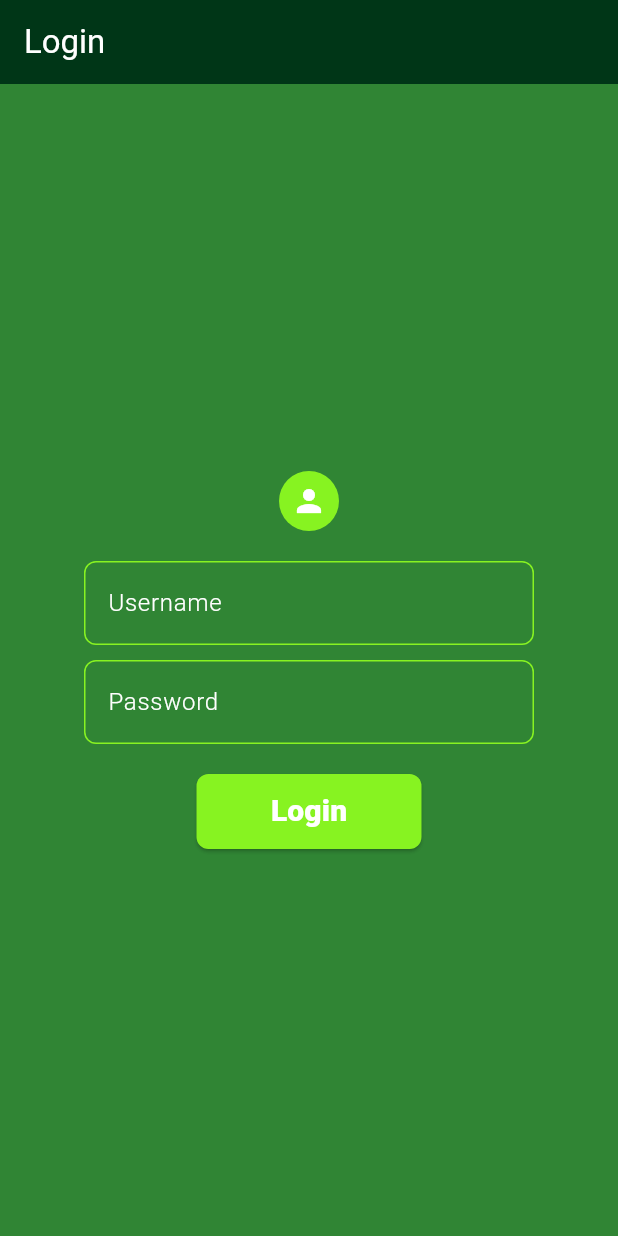
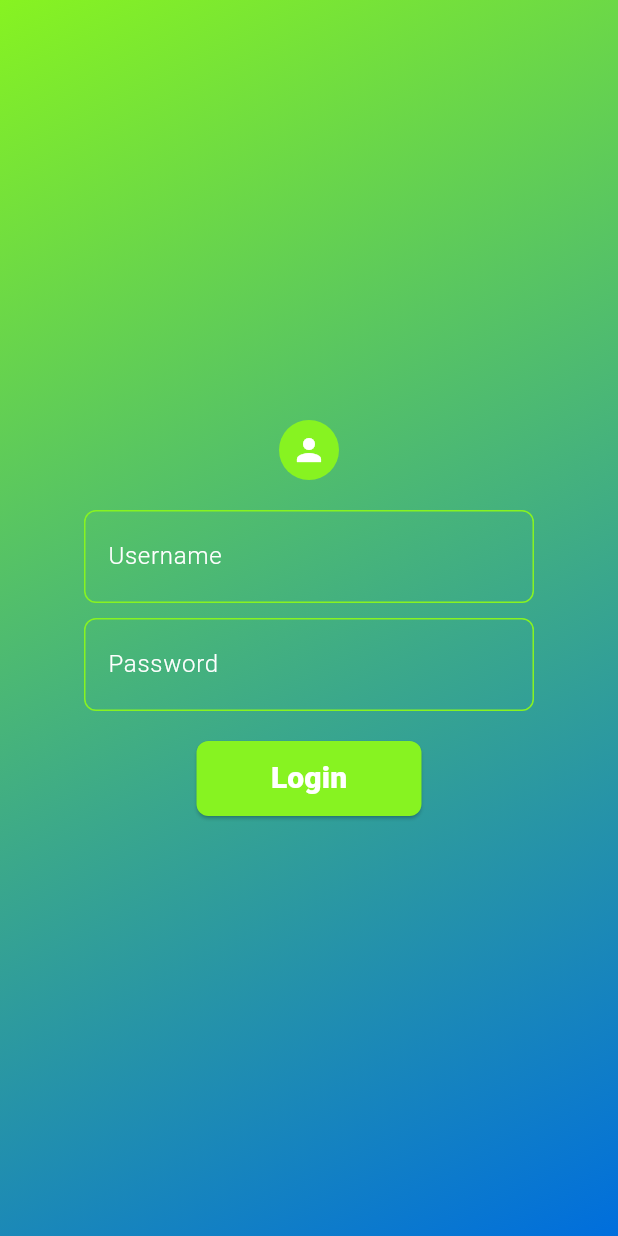
Before and after one commit to VIPULNARESHBHOIR/Fresh_Fruits_App_BLOC, a Flutter app: the screen it shows after launch, on a phone screen of 412 x 824 dp. Run offline on Flutter 3.47's test engine with Material 3 defaults, Android fonts, the phone set to English and light mode, and no system bars; our stand-ins replace bloc, flutter_bloc.

```diff
--- a/lib/features/login/login.dart
+++ b/lib/features/login/login.dart
@@ -3,6 +3,7 @@ import 'package:flutter/material.dart';
 import 'package:flutter_bloc/flutter_bloc.dart';
 import 'package:grocery/features/MyProducts/ui/productsView.dart';
 import 'package:grocery/features/login/bloc/login_bloc.dart';
+import 'package:grocery/features/login/shopping_type_selection.dart';
 
 import '../home/ui/home.dart';
 
@@ -21,20 +22,22 @@ class _LoginScreenState extends State<LoginScreen> {
   @override
   Widget build(BuildContext context) {
     return Scaffold(
-        backgroundColor: Color.fromARGB(207, 0, 105, 5),
-        appBar: AppBar(
-          title: Text("Login",
-          style: TextStyle(color: Colors.white,)),
-          backgroundColor: Color.fromARGB(255, 0, 54, 23),
+        body: Container(
+          decoration: BoxDecoration(
+            gradient: LinearGradient(
+              colors: [Color.fromARGB(255, 135, 243, 33), Color.fromARGB(255, 0, 110, 221)],
+              begin: Alignment.topLeft,
+              end: Alignment.bottomRight,
             ),
-        body: BlocConsumer<LoginBloc, LoginState>(
+          ),
+          child: BlocConsumer<LoginBloc, LoginState>(
             bloc: loginBloc,
             listenWhen: (previous, current) => current is LoginActionState,
             buildWhen: (previous, current) => current is! LoginActionState,
 
             listener: (context, state) {
               if (state is LoginSuccessful) {
-              Navigator.pushReplacement(context, MaterialPageRoute(builder: (context)=> PaginationScreen()));
+                Navigator.pushReplacement(context, MaterialPageRoute(builder: (context)=> ShoppingType(username: usernameController.text,)));
               } else if (state is LoginFailed){
                 ScaffoldMessenger.of(context).showSnackBar(SnackBar(
                   backgroundColor: Color.fromARGB(255, 0, 54, 23),
@@ -68,7 +71,8 @@ class _LoginScreenState extends State<LoginScreen> {
                             ),
                             TextField(
                               controller: usernameController,
-                            style: TextStyle(color: Colors.white),
+                              style: TextStyle(color: Colors.white,
+                                  fontSize: 20),
                               cursorColor: Colors.white,
                               decoration: InputDecoration(
                                 floatingLabelStyle: TextStyle(
@@ -78,7 +82,9 @@ class _LoginScreenState extends State<LoginScreen> {
                                   color: Colors.white,
                                   fontWeight: FontWeight.w300,
                                 ),
+                                floatingLabelBehavior: FloatingLabelBehavior.never,
                                 focusedBorder: OutlineInputBorder(
+
                                   // Border when focused
                                   borderRadius: BorderRadius.circular(8),
                                   borderSide: BorderSide(
@@ -99,9 +105,12 @@ class _LoginScreenState extends State<LoginScreen> {
                             ),
                             TextField(
                               controller: passwordController,
+
                               cursorColor: Colors.white,
-                            style: TextStyle(color: Colors.white),
+                              style: TextStyle(color: Colors.white,
+                              fontSize: 20),
                               decoration: InputDecoration(
+                                floatingLabelBehavior: FloatingLabelBehavior.never,
                                 floatingLabelStyle: TextStyle(
                                     color: Color.fromARGB(255, 135, 243, 33)),
                                 labelText: 'Password',
@@ -110,6 +119,7 @@ class _LoginScreenState extends State<LoginScreen> {
                                   fontWeight: FontWeight.w300,
                                 ),
                                 focusedBorder: OutlineInputBorder(
+
                                   // Border when focused
                                   borderRadius: BorderRadius.circular(8),
                                   borderSide: BorderSide(
@@ -158,6 +168,7 @@ class _LoginScreenState extends State<LoginScreen> {
                             )
                           ])));
             },
+          ),
         ));
   }
 }
--- a/lib/main.dart
+++ b/lib/main.dart
@@ -1,5 +1,6 @@
 import 'package:flutter/material.dart';
 import 'package:grocery/features/home/ui/home.dart';
+import 'package:grocery/features/login/shopping_type_selection.dart';
 
 // import 'features/Trial/listview.dart';
 import 'features/MyProducts/ui/productsView.dart';
```
Also changed, not shown: lib/features/MyProducts/ui/productsView.dart (+4 -26 lines), lib/features/home/ui/home.dart (+1 -23 lines). Lines whose indentation alone changed are shown as unchanged.
